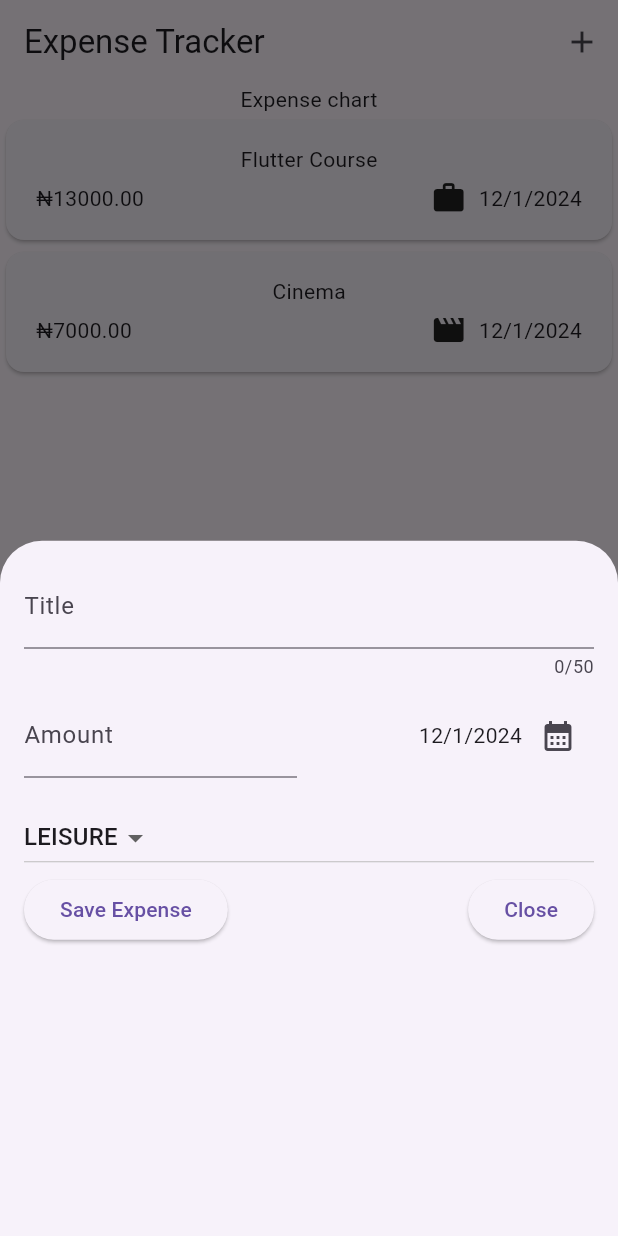
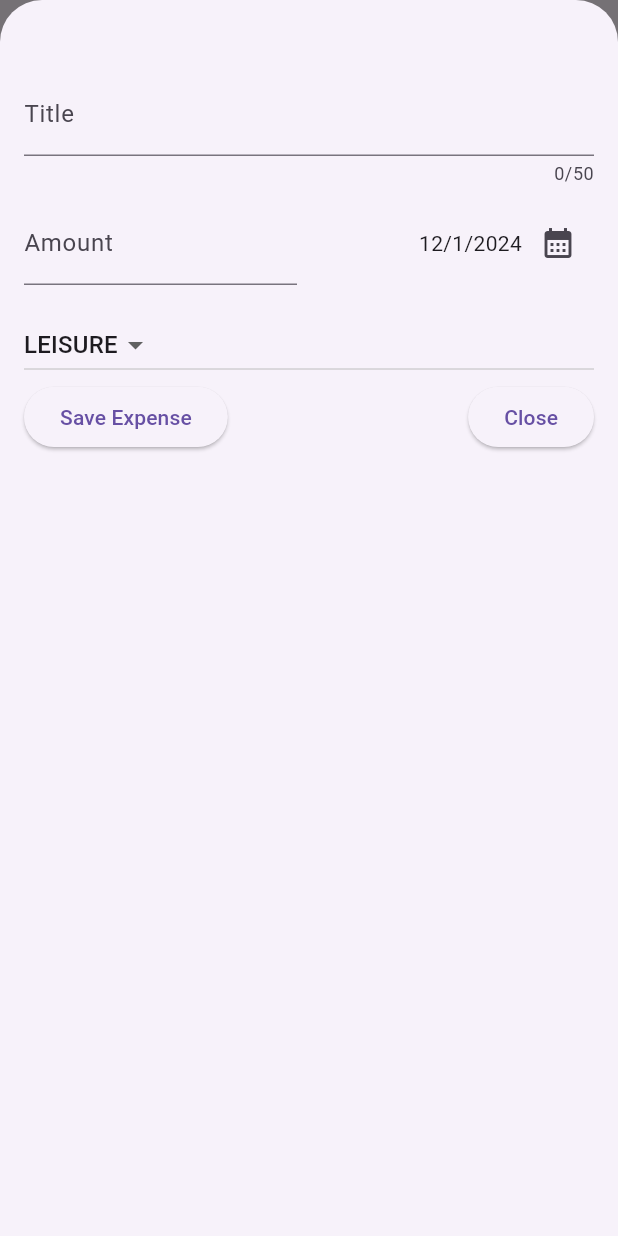
Before and after one commit to imole97/flutter-expense-tracker-, a Flutter app: the screen it shows after launch, after a tap on the "add" icon, on a phone screen of 412 x 824 dp. Run offline on Flutter 3.47's test engine with Material 3 defaults, Android fonts, the phone set to English and light mode, and no system bars.

Commit message:
full screen modal done

```diff
--- a/lib/widgets/expenses_page.dart
+++ b/lib/widgets/expenses_page.dart
@@ -29,6 +29,7 @@ class _ExpensesPageState extends State<ExpensesPage> {
   void _openAddExpenseOverlay() {
     print("open");
     showModalBottomSheet(
+      isScrollControlled: true, //makes the modal take the full available height
         context: context,
         builder: (ctx) {
           return NewExpense(
--- a/lib/widgets/new_expense.dart
+++ b/lib/widgets/new_expense.dart
@@ -79,7 +79,7 @@ class _NewExpenseState extends State<NewExpense> {
   @override
   Widget build(BuildContext context) {
     return Padding(
-      padding: const EdgeInsets.all(16),
+      padding: const EdgeInsets.fromLTRB(16, 48, 16, 16),
       child: Column(
         children: [
           TextField(
```
